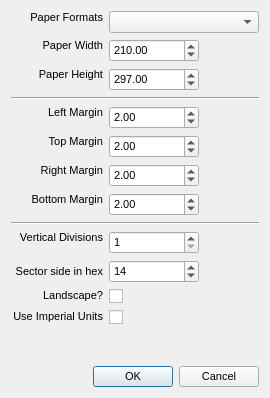
Before: the Qt Designer form warpmain/dialogs/printingsetup.ui in maxlambertini/Warp2010, drawn with Qt 5.
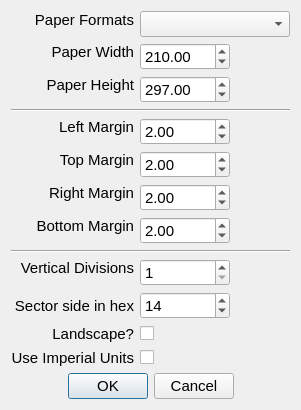
After: the same form once the commit is applied.

```diff
--- a/warpmain/dialogs/printingsetup.ui
+++ b/warpmain/dialogs/printingsetup.ui
@@ -9,20 +9,20 @@
    <rect>
     <x>0</x>
     <y>0</y>
-    <width>270</width>
-    <height>398</height>
+    <width>296</width>
+    <height>402</height>
    </rect>
   </property>
   <property name="sizePolicy">
-   <sizepolicy hsizetype="Fixed" vsizetype="Fixed">
+   <sizepolicy hsizetype="MinimumExpanding" vsizetype="MinimumExpanding">
     <horstretch>0</horstretch>
     <verstretch>0</verstretch>
    </sizepolicy>
   </property>
   <property name="maximumSize">
    <size>
-    <width>270</width>
-    <height>398</height>
+    <width>296</width>
+    <height>402</height>
    </size>
   </property>
   <property name="font">
@@ -41,6 +41,11 @@
     <layout class="QGridLayout" name="gridLayout">
      <item row="0" column="0">
       <widget class="QLabel" name="label">
+       <property name="font">
+        <font>
+         <pointsize>11</pointsize>
+        </font>
+       </property>
        <property name="text">
         <string>Paper Formats</string>
        </property>
@@ -60,10 +65,20 @@
          <height>0</height>
         </size>
        </property>
+       <property name="font">
+        <font>
+         <pointsize>11</pointsize>
+        </font>
+       </property>
       </widget>
      </item>
      <item row="1" column="0">
       <widget class="QLabel" name="label_2">
+       <property name="font">
+        <font>
+         <pointsize>11</pointsize>
+        </font>
+       </property>
        <property name="text">
         <string>Paper Width</string>
        </property>
@@ -83,6 +98,11 @@
          <height>16777215</height>
         </size>
        </property>
+       <property name="font">
+        <font>
+         <pointsize>11</pointsize>
+        </font>
+       </property>
        <property name="maximum">
         <double>2500.000000000000000</double>
        </property>
@@ -93,6 +113,11 @@
      </item>
      <item row="2" column="0">
       <widget class="QLabel" name="label_3">
+       <property name="font">
+        <font>
+         <pointsize>11</pointsize>
+        </font>
+       </property>
        <property name="text">
         <string>Paper Height</string>
        </property>
@@ -106,6 +131,11 @@
      </item>
      <item row="4" column="0" colspan="2">
       <widget class="Line" name="line">
+       <property name="font">
+        <font>
+         <pointsize>11</pointsize>
+        </font>
+       </property>
        <property name="orientation">
         <enum>Qt::Horizontal</enum>
        </property>
@@ -113,6 +143,11 @@
      </item>
      <item row="5" column="0">
       <widget class="QLabel" name="label_4">
+       <property name="font">
+        <font>
+         <pointsize>11</pointsize>
+        </font>
+       </property>
        <property name="text">
         <string>Left Margin</string>
        </property>
@@ -132,6 +167,11 @@
          <height>16777215</height>
         </size>
        </property>
+       <property name="font">
+        <font>
+         <pointsize>11</pointsize>
+        </font>
+       </property>
        <property name="maximum">
         <double>2500.000000000000000</double>
        </property>
@@ -148,6 +188,11 @@
          <height>16777215</height>
         </size>
        </property>
+       <property name="font">
+        <font>
+         <pointsize>11</pointsize>
+        </font>
+       </property>
        <property name="maximum">
         <double>100.000000000000000</double>
        </property>
@@ -164,6 +209,11 @@
          <height>16777215</height>
         </size>
        </property>
+       <property name="font">
+        <font>
+         <pointsize>11</pointsize>
+        </font>
+       </property>
        <property name="maximum">
         <double>100.000000000000000</double>
        </property>
@@ -180,6 +230,11 @@
          <height>16777215</height>
         </size>
        </property>
+       <property name="font">
+        <font>
+         <pointsize>11</pointsize>
+        </font>
+       </property>
        <property name="maximum">
         <double>100.000000000000000</double>
        </property>
@@ -196,6 +251,11 @@
          <height>16777215</height>
         </size>
        </property>
+       <property name="font">
+        <font>
+         <pointsize>11</pointsize>
+        </font>
+       </property>
        <property name="maximum">
         <double>100.000000000000000</double>
        </property>
@@ -206,6 +266,11 @@
      </item>
      <item row="6" column="0">
       <widget class="QLabel" name="label_5">
+       <property name="font">
+        <font>
+         <pointsize>11</pointsize>
+        </font>
+       </property>
        <property name="text">
         <string>Top Margin</string>
        </property>
@@ -219,6 +284,11 @@
      </item>
      <item row="7" column="0">
       <widget class="QLabel" name="label_6">
+       <property name="font">
+        <font>
+         <pointsize>11</pointsize>
+        </font>
+       </property>
        <property name="text">
         <string>Right Margin</string>
        </property>
@@ -232,6 +302,11 @@
      </item>
      <item row="10" column="0">
       <widget class="QLabel" name="label_8">
+       <property name="font">
+        <font>
+         <pointsize>11</pointsize>
+        </font>
+       </property>
        <property name="text">
         <string>Vertical Divisions</string>
        </property>
@@ -245,6 +320,11 @@
      </item>
      <item row="12" column="0">
       <widget class="QLabel" name="label_9">
+       <property name="font">
+        <font>
+         <pointsize>11</pointsize>
+        </font>
+       </property>
        <property name="text">
         <string>Landscape?</string>
        </property>
@@ -264,6 +344,11 @@
          <height>16777215</height>
         </size>
        </property>
+       <property name="font">
+        <font>
+         <pointsize>11</pointsize>
+        </font>
+       </property>
        <property name="minimum">
         <number>1</number>
        </property>
@@ -277,6 +362,11 @@
      </item>
      <item row="9" column="0" colspan="2">
       <widget class="Line" name="line_2">
+       <property name="font">
+        <font>
+         <pointsize>11</pointsize>
+        </font>
+       </property>
        <property name="orientation">
         <enum>Qt::Horizontal</enum>
        </property>
@@ -284,6 +374,11 @@
      </item>
      <item row="12" column="1">
       <widget class="QCheckBox" name="chkLandscape">
+       <property name="font">
+        <font>
+         <pointsize>11</pointsize>
+        </font>
+       </property>
        <property name="text">
         <string/>
        </property>
@@ -291,6 +386,11 @@
      </item>
      <item row="13" column="1">
       <widget class="QCheckBox" name="chkImperialSystem">
+       <property name="font">
+        <font>
+         <pointsize>11</pointsize>
+        </font>
+       </property>
        <property name="text">
         <string/>
        </property>
@@ -298,6 +398,11 @@
      </item>
      <item row="13" column="0">
       <widget class="QLabel" name="label_10">
+       <property name="font">
+        <font>
+         <pointsize>11</pointsize>
+        </font>
+       </property>
        <property name="text">
         <string>Use Imperial Units</string>
        </property>
@@ -311,6 +416,11 @@
      </item>
      <item row="8" column="0">
       <widget class="QLabel" name="label_7">
+       <property name="font">
+        <font>
+         <pointsize>11</pointsize>
+        </font>
+       </property>
        <property name="text">
         <string>Bottom Margin</string>
        </property>
@@ -324,6 +434,11 @@
      </item>
      <item row="11" column="0">
       <widget class="QLabel" name="label_11">
+       <property name="font">
+        <font>
+         <pointsize>11</pointsize>
+        </font>
+       </property>
        <property name="text">
         <string>Sector side in hex</string>
        </property>
@@ -349,6 +464,11 @@
          <height>16777215</height>
         </size>
        </property>
+       <property name="font">
+        <font>
+         <pointsize>11</pointsize>
+        </font>
+       </property>
        <property name="minimum">
         <number>10</number>
        </property>
@@ -364,6 +484,11 @@
    </item>
    <item>
     <spacer name="verticalSpacer">
+     <property name="font">
+      <font>
+       <pointsize>11</pointsize>
+      </font>
+     </property>
      <property name="orientation">
       <enum>Qt::Vertical</enum>
      </property>
@@ -377,12 +502,20 @@
    </item>
    <item>
     <widget class="QDialogButtonBox" name="buttonBox">
+     <property name="font">
+      <font>
+       <pointsize>11</pointsize>
+      </font>
+     </property>
      <property name="orientation">
       <enum>Qt::Horizontal</enum>
      </property>
      <property name="standardButtons">
       <set>QDialogButtonBox::Cancel|QDialogButtonBox::Ok</set>
      </property>
+     <property name="centerButtons">
+      <bool>true</bool>
+     </property>
     </widget>
    </item>
   </layout>
```
